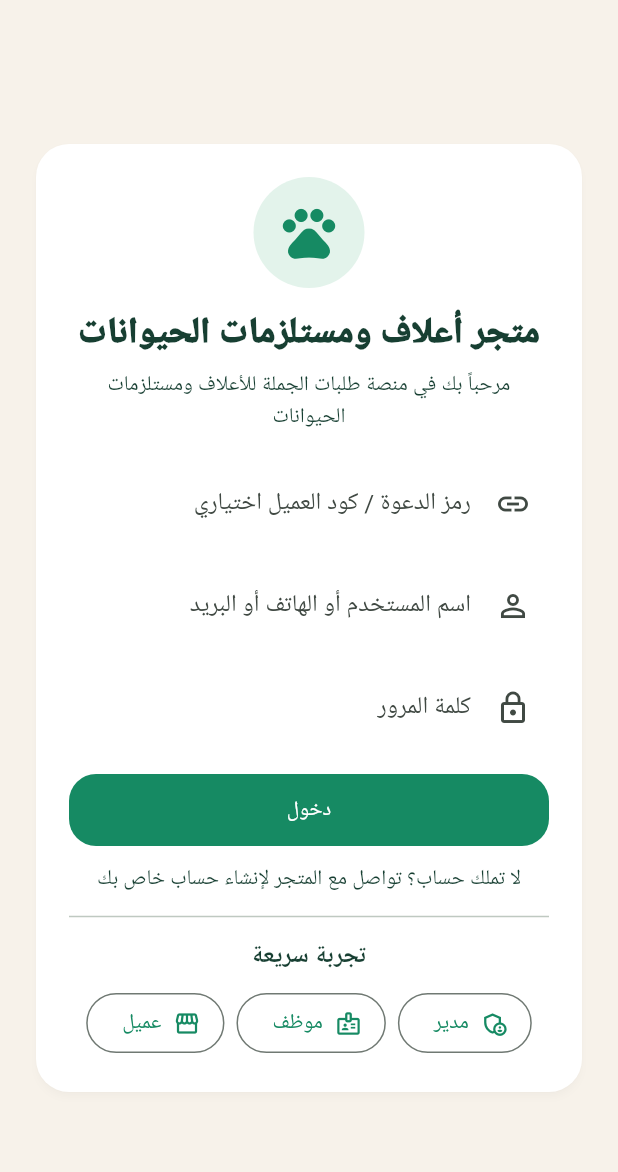
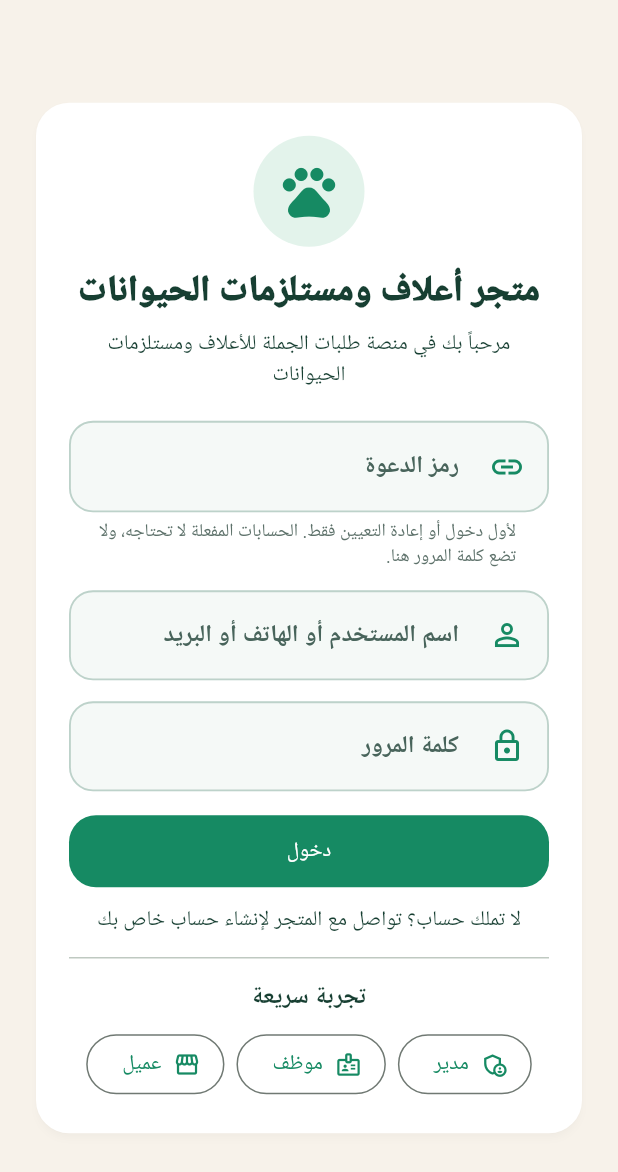
Before and after one commit to Alnaagi/animal_supply_b2b_app, a Flutter app: the screen it shows after launch, on a phone screen of 412 x 824 dp. Shown: the top 1172 px of the screen. Run offline on Flutter 3.47's test engine with Material 3 defaults, Android fonts, the phone set to English and light mode, and no system bars; our stand-ins replace connectivity_plus, flutter_riverpod, font_awesome_flutter, go_router, google_fonts, shared_preferences and 1 more; accounts and stored records are empty; Roboto replaces fonts that are missing (Cairo).

Commit message:
Improve login text field visuals

```diff
--- a/app/lib/src/features/auth/login_screen.dart
+++ b/app/lib/src/features/auth/login_screen.dart
@@ -29,6 +29,78 @@ class _LoginScreenState extends ConsumerState<LoginScreen> {
   Widget build(BuildContext context) {
     final auth = ref.watch(authControllerProvider);
     final authController = ref.read(authControllerProvider.notifier);
+    final theme = Theme.of(context);
+    const fieldRadius = BorderRadius.all(Radius.circular(16));
+    final loginTheme = theme.copyWith(
+      inputDecorationTheme: theme.inputDecorationTheme.copyWith(
+        filled: true,
+        fillColor: const Color(0xfff5f9f7),
+        focusColor: AppTheme.green.withValues(alpha: 0.08),
+        hoverColor: AppTheme.green.withValues(alpha: 0.04),
+        contentPadding:
+            const EdgeInsetsDirectional.fromSTEB(18, 18, 14, 18),
+        labelStyle: const TextStyle(
+          color: Color(0xff48645b),
+          fontWeight: FontWeight.w600,
+        ),
+        floatingLabelStyle: const TextStyle(
+          color: AppTheme.green,
+          fontWeight: FontWeight.w800,
+        ),
+        helperStyle: const TextStyle(
+          color: Color(0xff5d716a),
+          height: 1.4,
+        ),
+        helperMaxLines: 2,
+        hintStyle: const TextStyle(color: Color(0xff789087)),
+        prefixIconColor: AppTheme.green,
+        prefixIconConstraints: const BoxConstraints(
+          minWidth: 56,
+          minHeight: 56,
+        ),
+        border: const OutlineInputBorder(
+          borderRadius: fieldRadius,
+          borderSide: BorderSide(
+            color: Color(0xffbdd2ca),
+            width: 1.25,
+          ),
+        ),
+        enabledBorder: const OutlineInputBorder(
+          borderRadius: fieldRadius,
+          borderSide: BorderSide(
+            color: Color(0xffbdd2ca),
+            width: 1.25,
+          ),
+        ),
+        focusedBorder: const OutlineInputBorder(
+          borderRadius: fieldRadius,
+          borderSide: BorderSide(
+            color: AppTheme.green,
+            width: 2,
+          ),
+        ),
+        disabledBorder: const OutlineInputBorder(
+          borderRadius: fieldRadius,
+          borderSide: BorderSide(
+            color: Color(0xffd8e2de),
+          ),
+        ),
+        errorBorder: const OutlineInputBorder(
+          borderRadius: fieldRadius,
+          borderSide: BorderSide(
+            color: AppTheme.red,
+            width: 1.25,
+          ),
+        ),
+        focusedErrorBorder: const OutlineInputBorder(
+          borderRadius: fieldRadius,
+          borderSide: BorderSide(
+            color: AppTheme.red,
+            width: 2,
+          ),
+        ),
+      ),
+    );
     return Scaffold(
       body: SafeArea(
         child: Center(
@@ -39,6 +111,9 @@ class _LoginScreenState extends ConsumerState<LoginScreen> {
               child: Card(
                 child: Padding(
                   padding: const EdgeInsets.all(22),
+                  child: Theme(
+                    key: const Key('login-input-theme'),
+                    data: loginTheme,
                     child: Column(
                     crossAxisAlignment: CrossAxisAlignment.stretch,
                     children: [
@@ -63,23 +138,39 @@ class _LoginScreenState extends ConsumerState<LoginScreen> {
                           textAlign: TextAlign.center),
                       const SizedBox(height: 20),
                       TextField(
+                        key: const Key('login-invite-field'),
                         controller: inviteCode,
+                        enabled: !auth.loading,
                         decoration: const InputDecoration(
-                              labelText: 'رمز الدعوة / كود العميل اختياري',
-                              prefixIcon: Icon(Icons.link))),
-                      const SizedBox(height: 12),
+                          labelText: 'رمز الدعوة',
+                          hintText: 'أدخل الرمز المرسل من المتجر',
+                          helperText:
+                              'لأول دخول أو إعادة التعيين فقط. الحسابات المفعلة '
+                              'لا تحتاجه، ولا تضع كلمة المرور هنا.',
+                          prefixIcon: Icon(Icons.link),
+                        ),
+                      ),
+                      const SizedBox(height: 14),
                       TextField(
+                        key: const Key('login-username-field'),
                         controller: username,
+                        enabled: !auth.loading,
                         decoration: const InputDecoration(
                           labelText: 'اسم المستخدم أو الهاتف أو البريد',
-                              prefixIcon: Icon(Icons.person_outline))),
-                      const SizedBox(height: 12),
+                          prefixIcon: Icon(Icons.person_outline),
+                        ),
+                      ),
+                      const SizedBox(height: 14),
                       TextField(
+                        key: const Key('login-password-field'),
                         controller: password,
+                        enabled: !auth.loading,
                         obscureText: true,
                         decoration: const InputDecoration(
                           labelText: 'كلمة المرور',
-                              prefixIcon: Icon(Icons.lock_outline))),
+                          prefixIcon: Icon(Icons.lock_outline),
+                        ),
+                      ),
                       if (auth.error != null) ...[
                         const SizedBox(height: 12),
                         Text(auth.error!,
@@ -140,6 +231,7 @@ class _LoginScreenState extends ConsumerState<LoginScreen> {
             ),
           ),
         ),
+      ),
     );
   }
 }
```
Also changed, not shown: 1 other file. Lines whose indentation alone changed are shown as unchanged.
